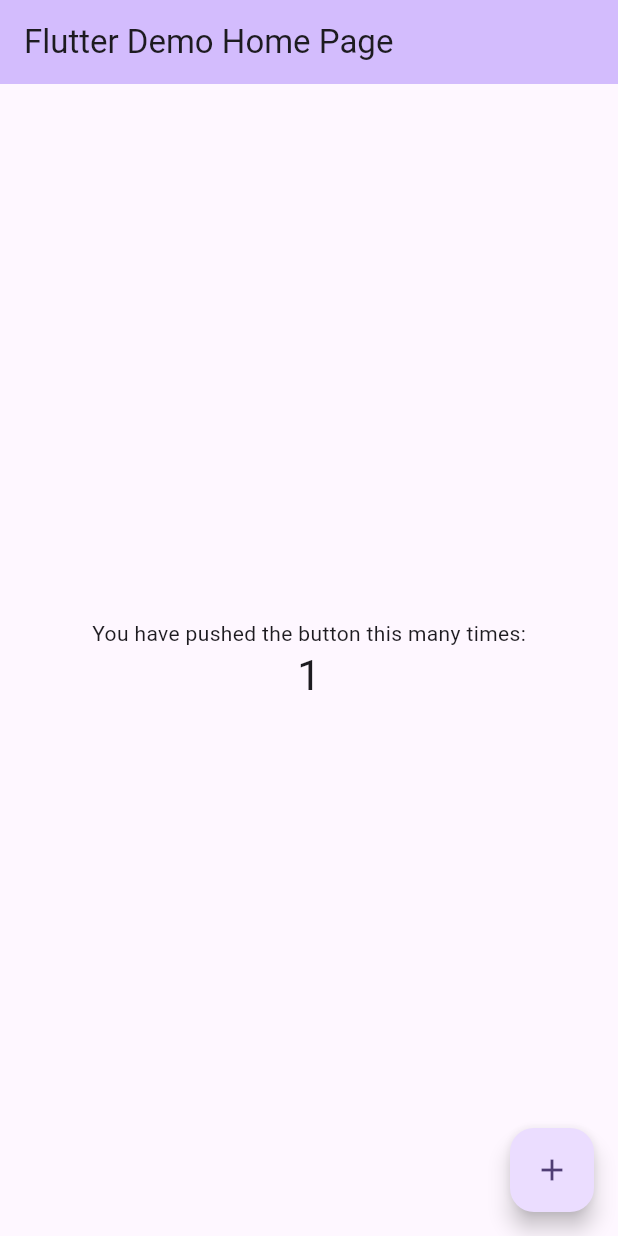
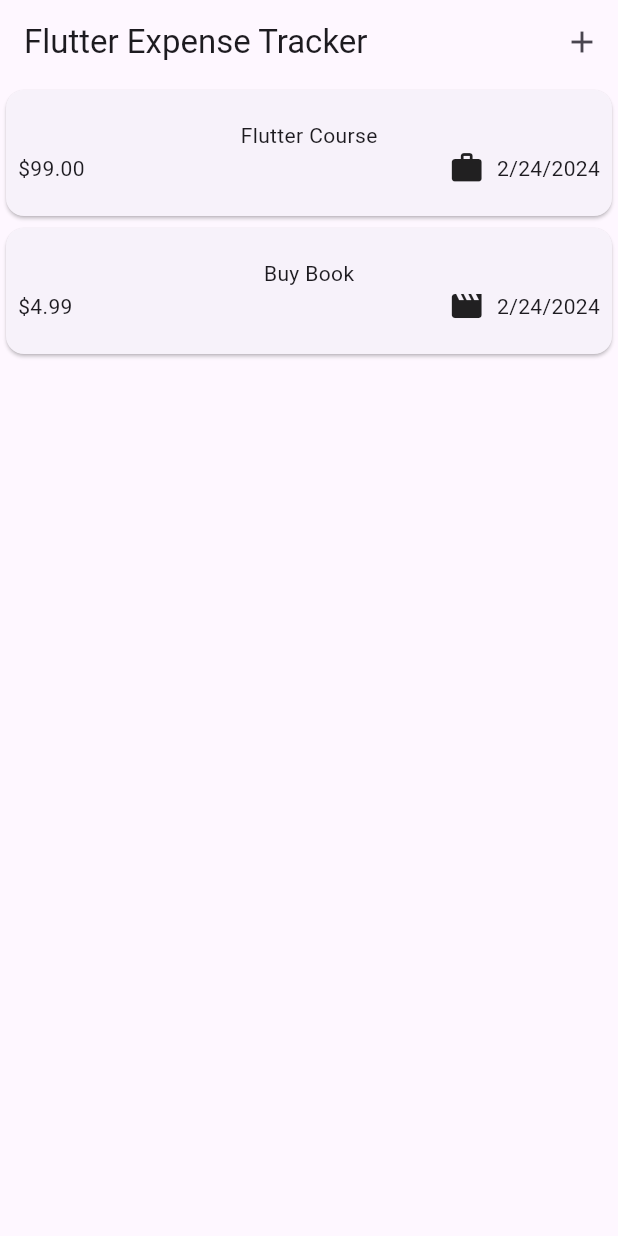
Before and after one commit to Deepty11/Flutter-Lessons, a Flutter app: the screen it shows after launch, after a tap on the "add" icon, on a phone screen of 412 x 824 dp. Run offline on Flutter 3.47's test engine with Material 3 defaults, Android fonts, the phone set to English and light mode, and no system bars; our stand-ins replace google_fonts.

Commit message:
expense_tracker: * Add ExpenseItem class * Add AppBar to the app

```diff
--- a/expense_tracker/lib/main.dart
+++ b/expense_tracker/lib/main.dart
@@ -1,125 +1,9 @@
+import 'package:expense_tracker/widgets/expenses.dart';
 import 'package:flutter/material.dart';
 
 void main() {
-  runApp(const MyApp());
+  runApp(MaterialApp(
+    theme: ThemeData(useMaterial3: true),
+    home: const Expenses(),
+  ));
 }
-
-class MyApp extends StatelessWidget {
-  const MyApp({super.key});
-
-  // This widget is the root of your application.
-  @override
-  Widget build(BuildContext context) {
-    return MaterialApp(
-      title: 'Flutter Demo',
-      theme: ThemeData(
-        // This is the theme of your application.
-        //
-        // TRY THIS: Try running your application with "flutter run". You'll see
-        // the application has a purple toolbar. Then, without quitting the app,
-        // try changing the seedColor in the colorScheme below to Colors.green
-        // and then invoke "hot reload" (save your changes or press the "hot
-        // reload" button in a Flutter-supported IDE, or press "r" if you used
-        // the command line to start the app).
-        //
-        // Notice that the counter didn't reset back to zero; the application
-        // state is not lost during the reload. To reset the state, use hot
-        // restart instead.
-        //
-        // This works for code too, not just values: Most code changes can be
-        // tested with just a hot reload.
-        colorScheme: ColorScheme.fromSeed(seedColor: Colors.deepPurple),
-        useMaterial3: true,
-      ),
-      home: const MyHomePage(title: 'Flutter Demo Home Page'),
-    );
-  }
-}
-
-class MyHomePage extends StatefulWidget {
-  const MyHomePage({super.key, required this.title});
-
-  // This widget is the home page of your application. It is stateful, meaning
-  // that it has a State object (defined below) that contains fields that affect
-  // how it looks.
-
-  // This class is the configuration for the state. It holds the values (in this
-  // case the title) provided by the parent (in this case the App widget) and
-  // used by the build method of the State. Fields in a Widget subclass are
-  // always marked "final".
-
-  final String title;
-
-  @override
-  State<MyHomePage> createState() => _MyHomePageState();
-}
-
-class _MyHomePageState extends State<MyHomePage> {
-  int _counter = 0;
-
-  void _incrementCounter() {
-    setState(() {
-      // This call to setState tells the Flutter framework that something has
-      // changed in this State, which causes it to rerun the build method below
-      // so that the display can reflect the updated values. If we changed
-      // _counter without calling setState(), then the build method would not be
-      // called again, and so nothing would appear to happen.
-      _counter++;
-    });
-  }
-
-  @override
-  Widget build(BuildContext context) {
-    // This method is rerun every time setState is called, for instance as done
-    // by the _incrementCounter method above.
-    //
-    // The Flutter framework has been optimized to make rerunning build methods
-    // fast, so that you can just rebuild anything that needs updating rather
-    // than having to individually change instances of widgets.
-    return Scaffold(
-      appBar: AppBar(
-        // TRY THIS: Try changing the color here to a specific color (to
-        // Colors.amber, perhaps?) and trigger a hot reload to see the AppBar
-        // change color while the other colors stay the same.
-        backgroundColor: Theme.of(context).colorScheme.inversePrimary,
-        // Here we take the value from the MyHomePage object that was created by
-        // the App.build method, and use it to set our appbar title.
-        title: Text(widget.title),
-      ),
-      body: Center(
-        // Center is a layout widget. It takes a single child and positions it
-        // in the middle of the parent.
-        child: Column(
-          // Column is also a layout widget. It takes a list of children and
-          // arranges them vertically. By default, it sizes itself to fit its
-          // children horizontally, and tries to be as tall as its parent.
-          //
-          // Column has various properties to control how it sizes itself and
-          // how it positions its children. Here we use mainAxisAlignment to
-          // center the children vertically; the main axis here is the vertical
-          // axis because Columns are vertical (the cross axis would be
-          // horizontal).
-          //
-          // TRY THIS: Invoke "debug painting" (choose the "Toggle Debug Paint"
-          // action in the IDE, or press "p" in the console), to see the
-          // wireframe for each widget.
-          mainAxisAlignment: MainAxisAlignment.center,
-          children: <Widget>[
-            const Text(
-              'You have pushed the button this many times:',
-            ),
-            Text(
-              '$_counter',
-              style: Theme.of(context).textTheme.headlineMedium,
-            ),
-          ],
-        ),
-      ),
-      floatingActionButton: FloatingActionButton(
-        onPressed: _incrementCounter,
-        tooltip: 'Increment',
-        child: const Icon(Icons.add),
-      ), // This trailing comma makes auto-formatting nicer for build methods.
-    );
-  }
-}
--- /dev/null
+++ b/expense_tracker/lib/model/expense.dart
@@ -0,0 +1,35 @@
+import 'package:flutter/material.dart';
+import 'package:uuid/uuid.dart';
+import 'package:intl/intl.dart';
+
+const uuid = Uuid();
+
+final formatter = DateFormat.yMd();
+
+enum Category { food, travel, leisure, work }
+
+const categoryIcons = {
+  Category.leisure: Icons.movie,
+  Category.travel: Icons.luggage,
+  Category.food: Icons.ramen_dining,
+  Category.work: Icons.work,
+};
+
+class Expense {
+  Expense(
+      {required this.title,
+      required this.amount,
+      required this.date,
+      required this.category})
+      : id = uuid.v4();
+
+  final String id;
+  final String title;
+  final double amount;
+  final DateTime date;
+  final Category category;
+
+  String get formattedDate {
+    return formatter.format(date);
+  }
+}
--- /dev/null
+++ b/expense_tracker/lib/widgets/component/expense_item.dart
@@ -0,0 +1,41 @@
+import 'package:expense_tracker/model/expense.dart';
+import 'package:flutter/material.dart';
+
+class ExpenseItem extends StatelessWidget {
+  const ExpenseItem(this.expense, {super.key});
+
+  final Expense expense;
+  @override
+  Widget build(BuildContext context) {
+    return Card(
+      child: Padding(
+        padding: const EdgeInsets.symmetric(vertical: 20, horizontal: 8),
+        child: Column(
+          children: [
+            Text(
+              expense.title,
+              textAlign: TextAlign.left,
+            ),
+            Row(children: [
+              Text(
+                '\$${expense.amount.toStringAsFixed(2)}',
+              ),
+              const Spacer(),
+              Row(
+                children: [
+                  Icon(categoryIcons[expense.category]),
+                  const SizedBox(
+                    width: 8,
+                  ),
+                  Text(
+                    expense.formattedDate,
+                  )
+                ],
+              ),
+            ]),
+          ],
+        ),
+      ),
+    );
+  }
+}
--- /dev/null
+++ b/expense_tracker/lib/widgets/component/expenses_list.dart
@@ -0,0 +1,16 @@
+import 'package:expense_tracker/model/expense.dart';
+import 'package:expense_tracker/widgets/component/expense_item.dart';
+import 'package:flutter/material.dart';
+
+class ExpensesList extends StatelessWidget {
+  const ExpensesList({super.key, required this.expenseList});
+
+  final List<Expense> expenseList;
+  @override
+  Widget build(BuildContext context) {
+    return ListView.builder(
+      itemCount: expenseList.length,
+      itemBuilder: (context, index) => ExpenseItem(expenseList[index]),
+    );
+  }
+}
--- /dev/null
+++ b/expense_tracker/lib/widgets/expenses.dart
@@ -0,0 +1,54 @@
+import 'package:expense_tracker/widgets/component/expenses_list.dart';
+import 'package:expense_tracker/model/expense.dart';
+import 'package:flutter/material.dart';
+
+class Expenses extends StatefulWidget {
+  const Expenses({super.key});
+
+  @override
+  State<StatefulWidget> createState() {
+    return _ExpenseState();
+  }
+}
+
+class _ExpenseState extends State<Expenses> {
+  final List<Expense> _registeredExpenses = [
+    Expense(
+      title: 'Flutter Course',
+      amount: 99.0,
+      date: DateTime.now(),
+      category: Category.work,
+    ),
+    Expense(
+      title: 'Buy Book',
+      amount: 4.99,
+      date: DateTime.now(),
+      category: Category.leisure,
+    ),
+  ];
+  @override
+  Widget build(BuildContext context) {
+    return Scaffold(
+      appBar: AppBar(
+        title: const Text('Flutter Expense Tracker'),
+        actions: [
+          IconButton(
+            onPressed: () {},
+            icon: const Icon(Icons.add),
+          ),
+        ],
+      ),
+      body: Column(
+        mainAxisAlignment: MainAxisAlignment.center,
+        children: [
+          Expanded(
+            // since, there is a column is under another column, flutter doesn't know how to
+            // render the view, that's why needs to be wraped using Expanded widget to specify that
+            // the child column will take the parent column's width and size.
+            child: ExpensesList(expenseList: _registeredExpenses),
+          ),
+        ],
+      ),
+    );
+  }
+}
--- a/expense_tracker/pubspec.yaml
+++ b/expense_tracker/pubspec.yaml
@@ -35,6 +35,8 @@ dependencies:
   # The following adds the Cupertino Icons font to your application.
   # Use with the CupertinoIcons class for iOS style icons.
   cupertino_icons: ^1.0.2
+  uuid: ^4.3.3
+  intl: ^0.19.0
 
 dev_dependencies:
   flutter_test:
```
Also changed, not shown: expense_tracker/pubspec.lock.
